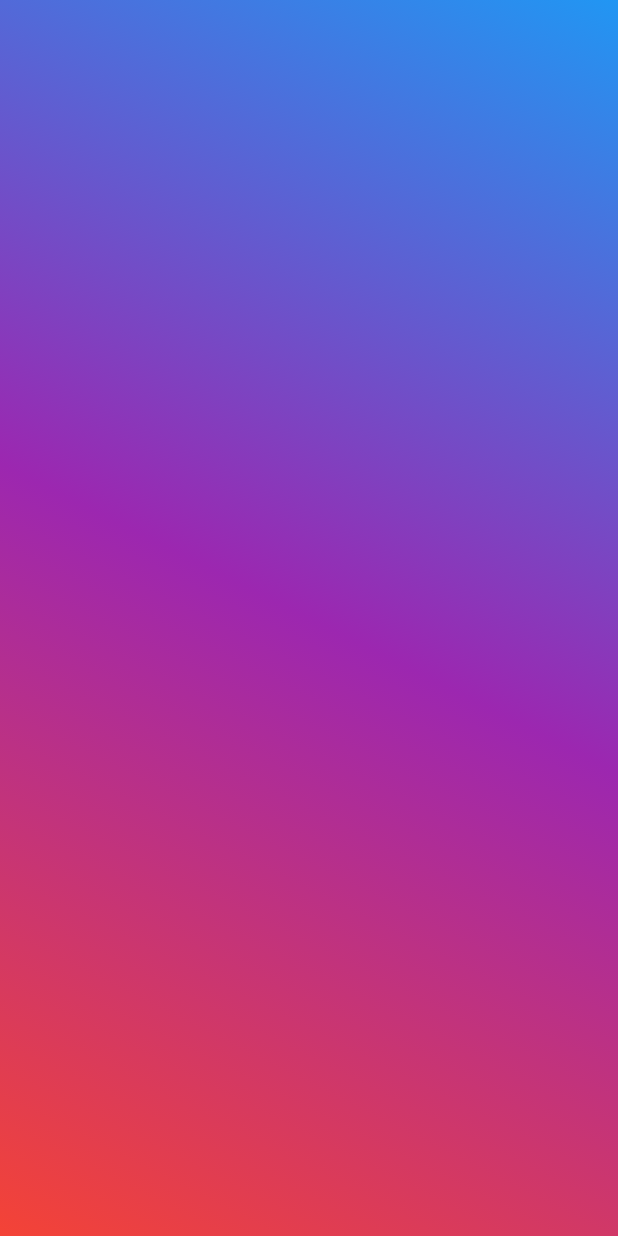
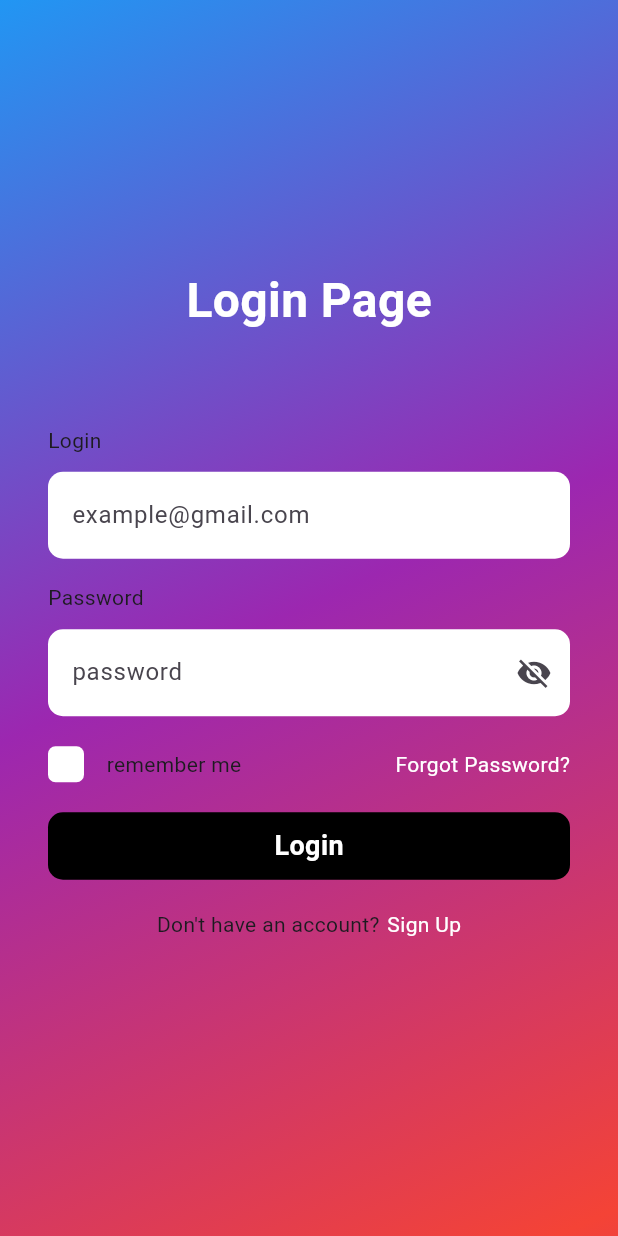
Before and after one commit to abdurrahman086/login_ui2_flutter, a Flutter app: the screen it shows after launch, on a phone screen of 412 x 824 dp. Run offline on Flutter 3.47's test engine with Material 3 defaults, Android fonts, the phone set to English and light mode, and no system bars.

Commit message:
commit ke-2

```diff
--- a/analysis_options.yaml
+++ b/analysis_options.yaml
@@ -7,7 +7,7 @@
 
 # The following line activates a set of recommended lints for Flutter apps,
 # packages, and plugins designed to encourage good coding practices.
-include: package:flutter_lints/flutter.yaml
+# include: package:flutter_lints/flutter.yaml
 
 linter:
   # The lint rules applied to this project can be customized in the
--- a/lib/main.dart
+++ b/lib/main.dart
@@ -11,6 +11,7 @@
   @override
   Widget build(BuildContext context) {
     return MaterialApp(
+      debugShowCheckedModeBanner: false,
       title: 'Flutter Demo',
       theme: ThemeData(
         colorScheme: ColorScheme.fromSeed(seedColor: Colors.deepPurple),
--- a/lib/pages/login.dart
+++ b/lib/pages/login.dart
@@ -5,20 +5,169 @@ class MyLogin extends StatelessWidget {
 
   @override
   Widget build(BuildContext context) {
-    return Scaffold(
-        body: Center(
+    return Material(
       child: Container(
-        decoration: BoxDecoration(
-            gradient: LinearGradient(
-          begin: Alignment.topRight,
-          end: Alignment.bottomLeft,
-          colors: [
-            Colors.blue,
-            Colors.purple,
-            Colors.red,
-          ],
-        )),
+        decoration: const BoxDecoration(
+          gradient: LinearGradient(
+            begin: Alignment.topLeft,
+            end: Alignment(0.8, 1),
+            colors: <Color>[Colors.blue, Colors.purple, Colors.red],
+            tileMode: TileMode.mirror,
+          ),
+        ),
+        child: Container(
+          margin: EdgeInsets.symmetric(horizontal: 32),
+          child: Column(
+            mainAxisAlignment: MainAxisAlignment.center,
+            children: [
+              Text("Login Page",
+                  style: TextStyle(
+                    color: Colors.white,
+                    fontSize: 32,
+                    fontWeight: FontWeight.bold,
+                  )),
+              SizedBox(
+                height: 40,
+              ),
+              SizedBox(
+                height: 20,
+              ),
+              Column(
+                crossAxisAlignment: CrossAxisAlignment.start,
+                children: [
+                  Text(
+                    "Login",
+                  ),
+                  SizedBox(
+                    height: 11,
+                  ),
+                  Container(
+                    width: double.infinity,
+                    decoration: BoxDecoration(
+                      borderRadius: BorderRadius.circular(10),
+                      color: Colors.white,
+                    ),
+                    child: TextField(
+                      decoration: InputDecoration(
+                        border: InputBorder.none,
+                        hintText: 'example@gmail.com',
+                        contentPadding:
+                            EdgeInsets.symmetric(horizontal: 16, vertical: 17),
+                      ),
+                    ),
+                  ),
+                  SizedBox(
+                    height: 16,
+                  ),
+                  Column(
+                    crossAxisAlignment: CrossAxisAlignment.start,
+                    children: [
+                      Text(
+                        "Password",
+                      ),
+                      SizedBox(
+                        height: 11,
+                      ),
+                      Container(
+                        width: double.infinity,
+                        decoration: BoxDecoration(
+                          borderRadius: BorderRadius.circular(10),
+                          color: Colors.white,
+                        ),
+                        child: TextField(
+                          decoration: InputDecoration(
+                            border: InputBorder.none,
+                            hintText: 'password',
+                            contentPadding: EdgeInsets.symmetric(
+                                horizontal: 16, vertical: 17),
+                            suffixIcon: Icon(Icons.visibility_off),
+                          ),
+                        ),
+                      ),
+                    ],
+                  ),
+                  SizedBox(
+                    height: 20,
+                  ),
+                  Row(
+                    children: [
+                      Row(
+                        children: [
+                          Container(
+                            width: 24,
+                            height: 24,
+                            decoration: BoxDecoration(
+                              borderRadius: BorderRadius.circular(5),
+                              color: Colors.white,
+                            ),
+                          ),
+                          SizedBox(
+                            width: 15,
+                          ),
+                          Text(
+                            "remember me",
+                          )
+                        ],
+                      ),
+                      Spacer(),
+                      Text(
+                        "Forgot Password?",
+                        style: TextStyle(
+                          color: Colors.white,
+                        ),
+                      ),
+                    ],
+                  ),
+                  SizedBox(
+                    height: 20,
+                  ),
+                  Container(
+                    width: double.infinity,
+                    height: 45,
+                    decoration: BoxDecoration(
+                      borderRadius: BorderRadius.circular(10),
+                      color: Colors.black,
+                    ),
+                    child: Center(
+                      child: Text(
+                        "Login",
+                        style: TextStyle(
+                          color: Colors.white,
+                          fontWeight: FontWeight.bold,
+                          fontSize: 18,
+                        ),
+                      ),
+                    ),
+                  ),
+                  SizedBox(
+                    height: 20,
+                  ),
+                  Row(
+                    mainAxisAlignment: MainAxisAlignment.center,
+                    children: [
+                      Text(
+                        "Don't have an account?",
+                      ),
+                      SizedBox(
+                        width: 5,
+                      ),
+                      Text(
+                        "Sign Up",
+                        style: TextStyle(
+                          color: Colors.white,
+                        ),
+                      ),
+                    ],
+                  ),
+                  SizedBox(
+                    height: 20,
+                  ),
+                ],
+              ),
+            ],
+          ),
+        ),
       ),
-    ));
+    );
   }
 }
```
Also changed, not shown: pubspec.yaml (+9 -16 lines), assets/icon/logo.png (added), pubspec.lock, 27 other files.
